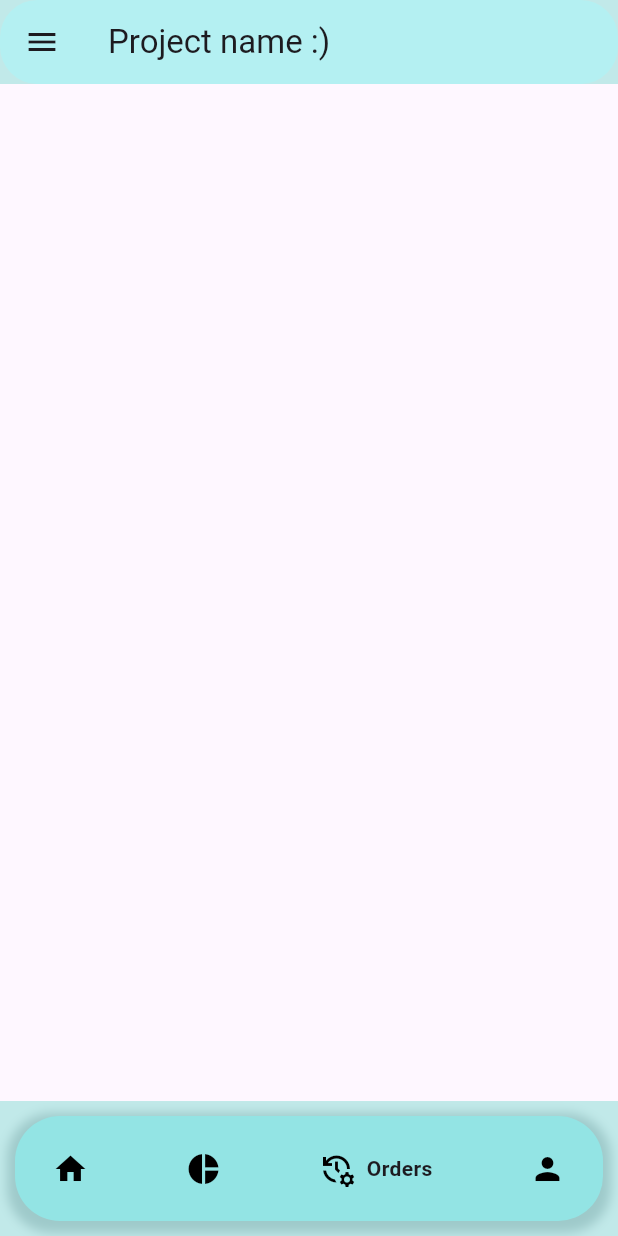
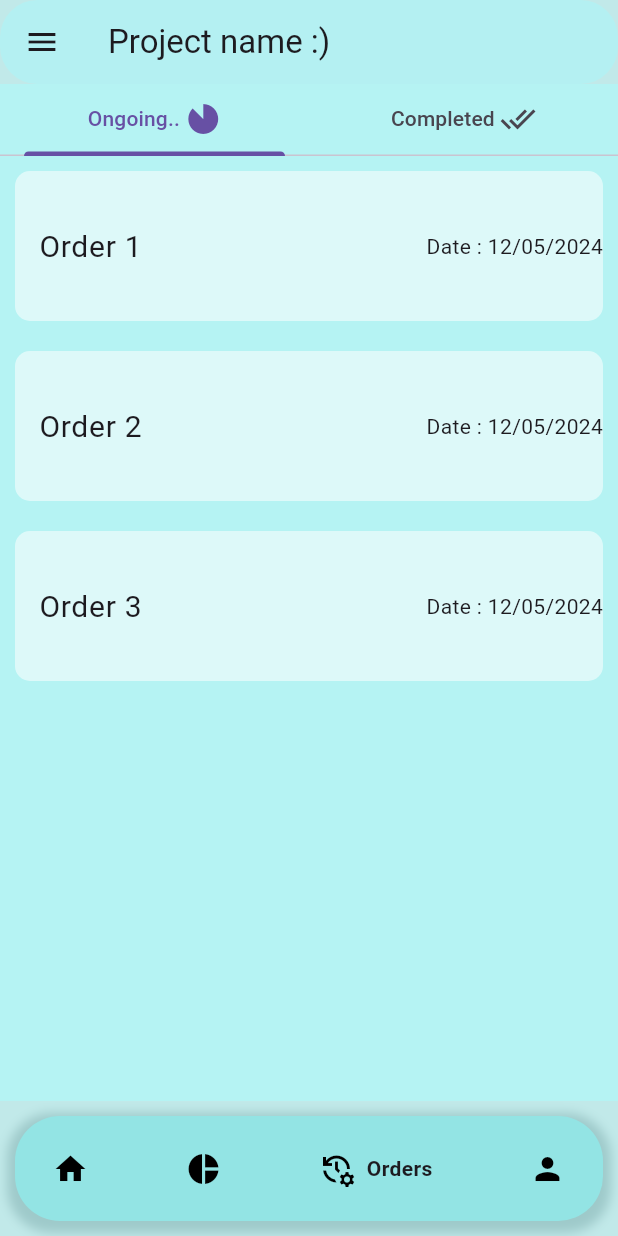
Before and after one commit to team-pattarai/Small-Scale-Business-incubator-FLUTTER, a Flutter app: the screen it shows after launch, item 3 of the bottom bar chosen, on a phone screen of 412 x 824 dp. Run offline on Flutter 3.47's test engine with Material 3 defaults, Android fonts, the phone set to English and light mode, and no system bars; drawn by our look-alikes of google_nav_bar.

Commit message:
Added basic order page template

```diff
--- a/lib/pages/orders.dart
+++ b/lib/pages/orders.dart
@@ -1,9 +1,121 @@
 import 'package:flutter/material.dart';
+import 'package:flutter/widgets.dart';
 
-class Orders extends StatelessWidget {
+import 'package:flutter_application_1/main.dart';
+
+class Orders extends StatefulWidget {
+  @override
+  _OrdersState createState() => _OrdersState();
+}
+
+class _OrdersState extends State<Orders> {
+  List<String> orders = ["Order 1", "Order 2", "Order 3"]; // Sample orders list
+
+  void _addOrder() {
+    setState(() {
+      int nextOrderNumber = orders.length + 1;
+      orders.add("Order $nextOrderNumber");
+    });
+  }
 
   @override
   Widget build(BuildContext context) {
-    return Scaffold();
+    return DefaultTabController(
+      length: 2,
+      child: Scaffold(
+        backgroundColor: color[1],
+        appBar:
+          const TabBar(
+            tabs: [
+              Row(
+                mainAxisAlignment: MainAxisAlignment.center,
+                //mainAxisAlignment:MainAxisAlignment.spaceEvenly,
+                children: [Text("Ongoing.. "),
+                  Tab(icon: Icon(Icons.incomplete_circle_outlined)),
+                ],
+              ),
+              Row(
+                mainAxisAlignment: MainAxisAlignment.center,
+                children: [
+                  Text("Completed "),
+                  Tab(icon: Icon(Icons.done_all_outlined)),
+                ],
+              ),
+            ],
+          ),
+
+
+
+
+
+
+        body: TabBarView(
+          children: [ListView.builder(
+  itemCount: orders.length,
+  itemBuilder: (BuildContext context, int index) {
+    return Container(
+      height: 100,
+      margin: EdgeInsets.all(10),
+      decoration: BoxDecoration(
+        color: Colors.white54,
+        borderRadius: BorderRadius.circular(10),
+      ),
+      child: Row(
+        children: [
+          Expanded(
+            child: ListTile(
+              title: Text(
+                orders[index],
+                style: TextStyle(fontSize: 20),
+              ),
+            ),
+          ),
+          SizedBox(width: 20), // Adjust the width as needed for spacing
+          Text("Date : 12/05/2024"),
+        ],
+      ),
+    );
+  },
+),
+
+
+
+
+
+
+
+
+
+            ListView.builder(
+  itemCount: orders.length,
+  itemBuilder: (BuildContext context, int index) {
+    return Container(
+      height: 100,
+      margin: EdgeInsets.all(10),
+      decoration: BoxDecoration(
+        color: Colors.white54,
+        borderRadius: BorderRadius.circular(10),
+      ),
+      child: Row(
+        children: [
+          Expanded(
+            child: ListTile(
+              title: Text(
+                orders[index],
+                style:   TextStyle(fontSize: 20),
+              ),
+            ),
+          ),
+          SizedBox(width: 20), // Adjust the width as needed for spacing
+          Text("Date : 12/05/2024"),
+        ],
+      ),
+    );
+  },
+),
+          ],
+        ),
+      ),
+    );
   }
 }
```
